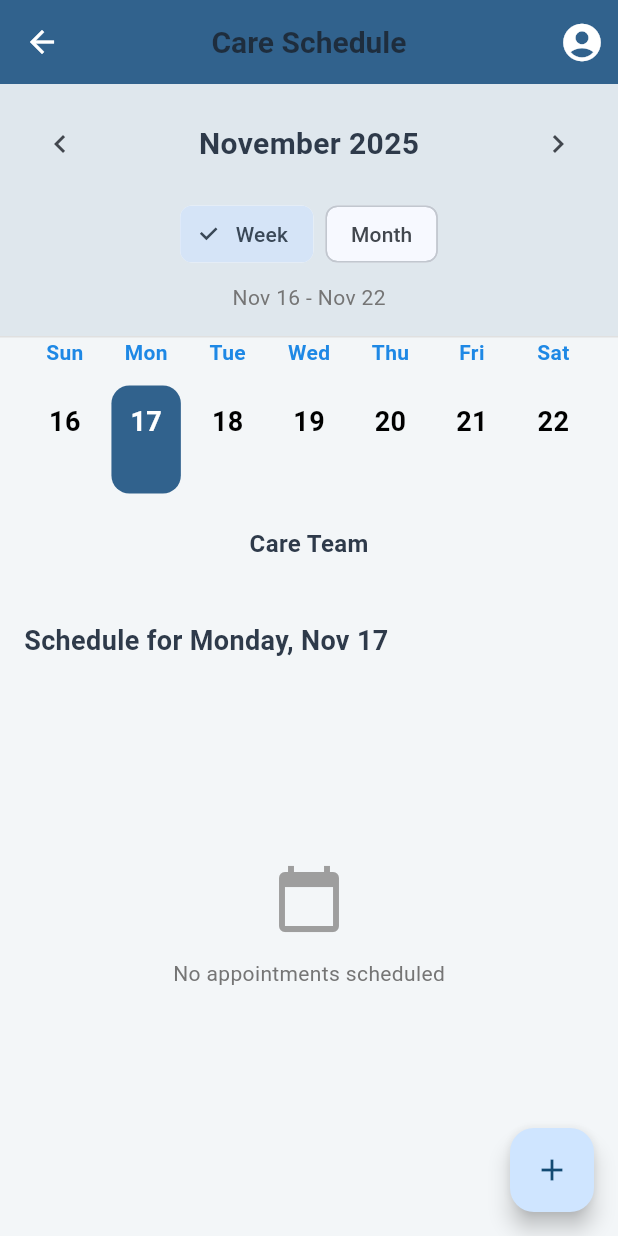
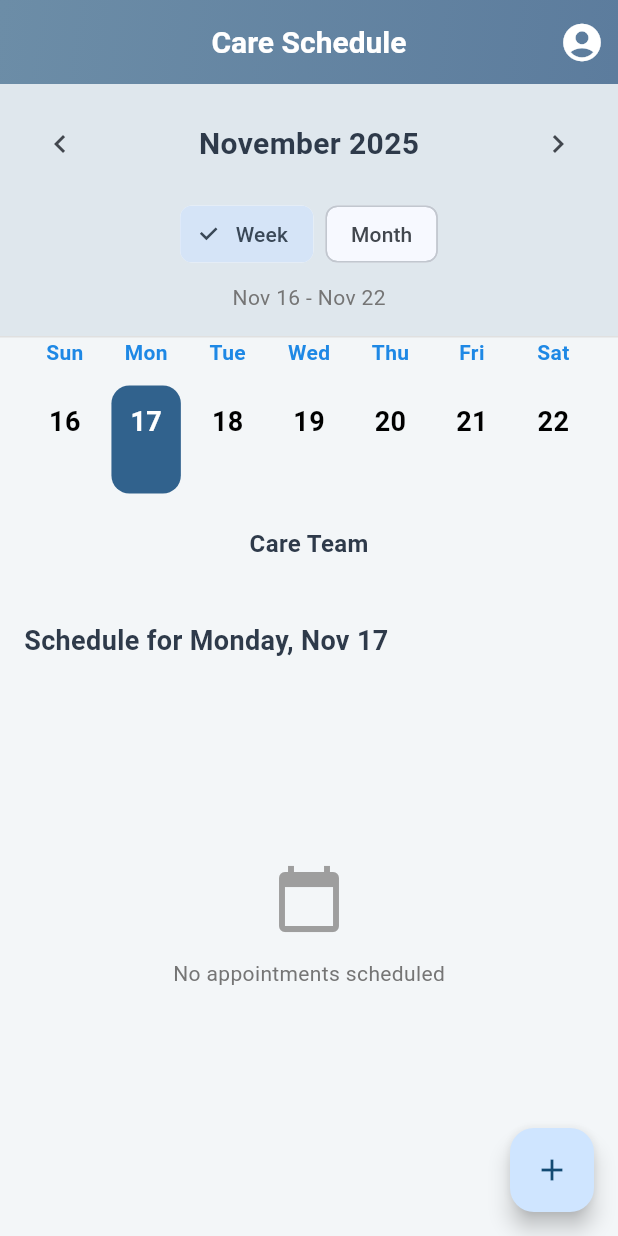
Before and after one commit to amartin217/careSyncApp, a Flutter app: the CalendarPage screen opened directly, on a phone screen of 412 x 824 dp. Run offline on Flutter 3.47's test engine with Material 3 defaults, Android fonts, the phone set to English and light mode, and no system bars; our stand-ins replace supabase_flutter; accounts and stored records are empty.

```diff
--- a/test_app/lib/pages/calendar_page.dart
+++ b/test_app/lib/pages/calendar_page.dart
@@ -422,10 +422,25 @@ Widget build(BuildContext context) {
   return Scaffold(
     resizeToAvoidBottomInset: false, // prevents automatic resizing when keyboard appears
     appBar: AppBar(
-      title: Text("Care Schedule"),
+          automaticallyImplyLeading: false,
+          title: const Text("Care Schedule"),
           centerTitle: true,
-      backgroundColor: Theme.of(context).primaryColor,
           foregroundColor: Colors.white,
+          titleTextStyle: const TextStyle(
+            color: Colors.white,
+            fontSize: 20,
+            fontWeight: FontWeight.w600,
+          ),
+          elevation: 0,
+          flexibleSpace: Container(
+            decoration: const BoxDecoration(
+              gradient: LinearGradient(
+                colors: [Color(0xFF6C8DA7), Color(0xFF5C7C9D)], // soft gradient
+                begin: Alignment.topLeft,
+                end: Alignment.bottomRight,
+              ),
+            ),
+          ),
           actions: const [
             ProfileMenuButton(),
           ],
--- a/test_app/lib/pages/dashboard_page.dart
+++ b/test_app/lib/pages/dashboard_page.dart
@@ -258,8 +258,7 @@ class DashboardPage extends StatelessWidget {
           actions: const [
             ProfileMenuButton(),
           ],
-),
-
+        ),
           body: SingleChildScrollView(
             child: Padding(
               padding: const EdgeInsets.all(16.0),
--- a/test_app/lib/pages/medication_page.dart
+++ b/test_app/lib/pages/medication_page.dart
@@ -242,7 +242,7 @@ class _MedicationPageState extends State<MedicationPage> {
     setState(() {
       medications = medications.map((m) {
         if (m.id == id) {
-          return m.copyWith(timeslotIds: timeslotIds);
+          return m.copyWith(timeslotIds: timeslotIds, name: name, dosage: dosage, notes: notes);
         }
         return m;
       }).toList();
--- a/test_app/pubspec.yaml
+++ b/test_app/pubspec.yaml
@@ -30,7 +30,6 @@ environment:
 dependencies:
   flutter:
     sdk: flutter
-  intl: ^0.19.0
 
   supabase_flutter: ^2.3.4
   uuid: ^4.0.0
```
Also changed, not shown: test_app/lib/pages/messaging_page.dart (+36 -8 lines). Lines whose indentation alone changed are shown as unchanged.
